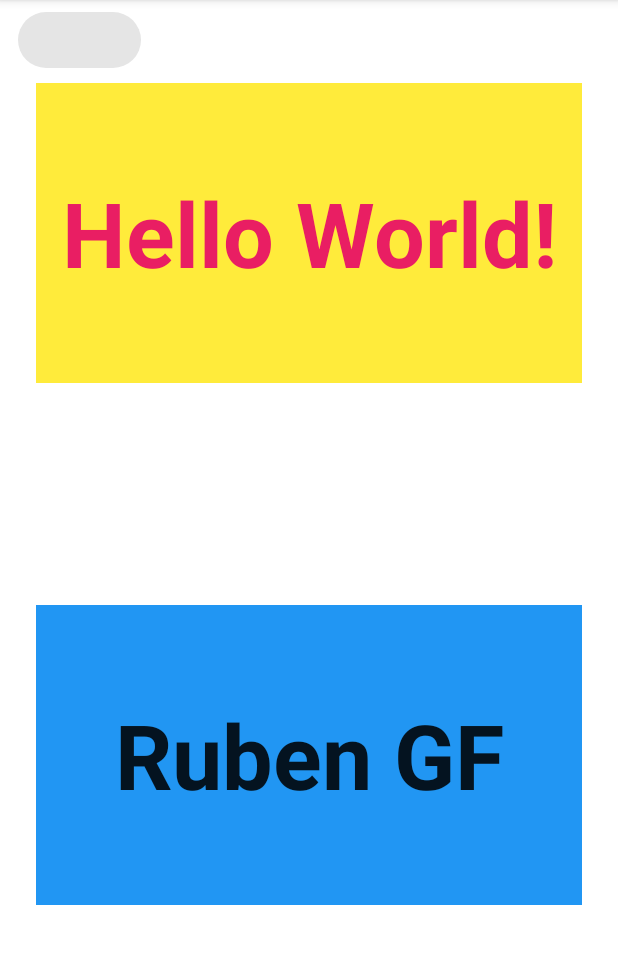
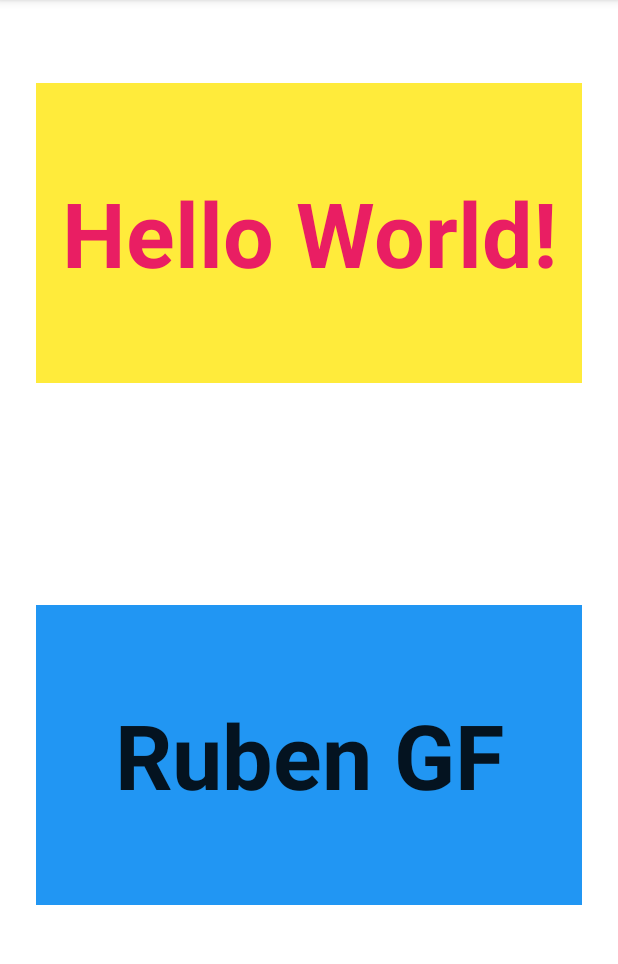
Before and after one commit to Rubenkbien/HolaMundo_22_23, an Android app: the screen it shows after launch (MainActivity), on a phone screen of 412 x 824 dp, the part 84-1048 px from its top. Run offline under Robolectric (Android 15) with nearby library versions, the phone set to English and light mode, and no system bars.

Commit message:
Version1

```diff
--- a/app/src/main/res/layout/activity_main.xml
+++ b/app/src/main/res/layout/activity_main.xml
@@ -49,11 +49,4 @@
 
     </com.google.android.material.chip.ChipGroup>
 
-    <com.google.android.material.chip.Chip
-        android:id="@+id/chip4"
-        android:layout_width="106dp"
-        android:layout_height="53dp"
-        tools:layout_editor_absoluteX="152dp"
-        tools:layout_editor_absoluteY="301dp" />
-
 </androidx.constraintlayout.widget.ConstraintLayout>
```
